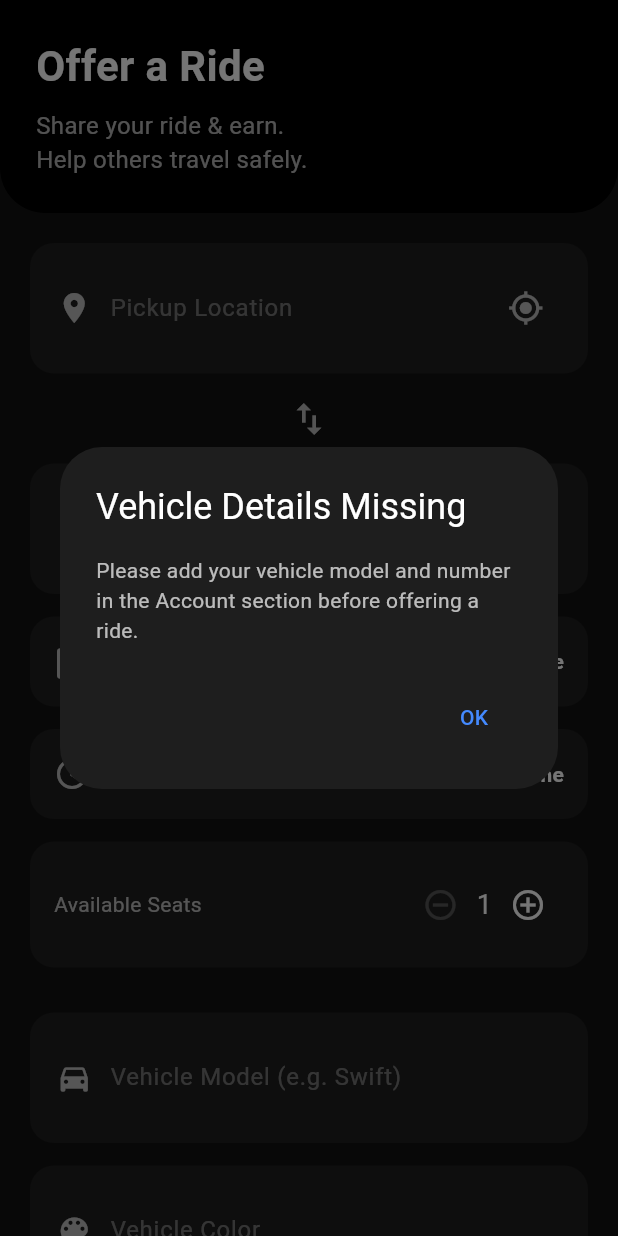
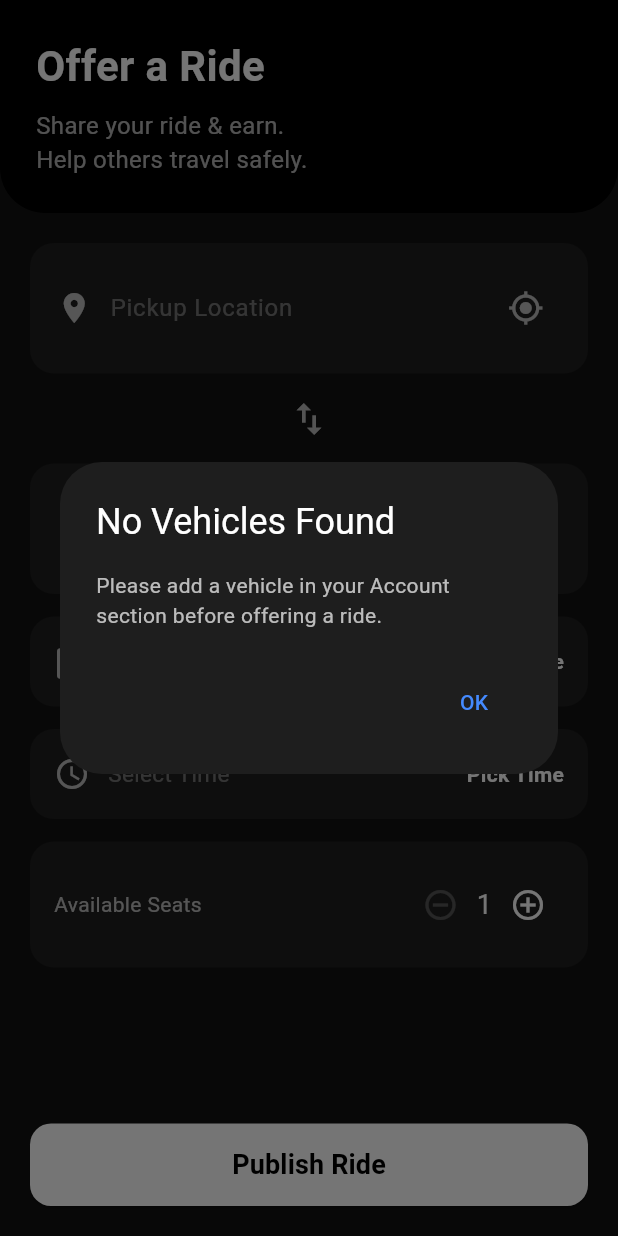
Before and after one commit to SonuVijay1/rideshare, a Flutter app: the OfferRideScreen screen opened by its route, after a tap on the "remove circle outline" icon, on a phone screen of 412 x 824 dp. Run offline on Flutter 3.47's test engine with Material 3 defaults, Android fonts, the phone set to English and light mode, and no system bars; our stand-ins replace cloud_firestore, firebase_auth, firebase_core, firebase_storage, geolocator, image_cropper and 2 more; accounts and stored records are empty; network calls fail.

Commit message:
Fix Veichle issues

```diff
--- a/lib/screens/offer/offer_ride_screen.dart
+++ b/lib/screens/offer/offer_ride_screen.dart
@@ -1,4 +1,5 @@
 import 'package:flutter/material.dart';
+import 'dart:async';
 import 'package:intl/intl.dart';
 
 import 'package:rideshareApp/services/autocomplete_service.dart';
@@ -52,6 +53,7 @@ class _OfferRideScreenState extends State<OfferRideScreen>
   // seats
   int seats = 1;
   int seatsBooked = 0;
+  int _maxSeats = 4;
 
   // coords
   double? pickupLat, pickupLng, dropLat, dropLng;
@@ -81,6 +83,10 @@ class _OfferRideScreenState extends State<OfferRideScreen>
   int? _initialSeats;
   String _selectedVehicleType = "Car";
 
+  StreamSubscription<List<Map<String, dynamic>>>? _vehicleSub;
+  List<Map<String, dynamic>> _vehicles = [];
+  String? _selectedVehicleId;
+
   final RideRepository _rideRepo = FirebaseRideRepository();
   final UserRepository _userRepo = FirebaseUserRepository();
 
@@ -108,36 +114,73 @@ class _OfferRideScreenState extends State<OfferRideScreen>
     if (widget.existingRideData != null) {
       _prefillData();
     } else {
-      _checkVehicleDetails();
+      // _checkVehicleDetails(); // Replaced by stream listener
     }
+    _setupVehicleStream();
   }
 
-  Future<void> _checkVehicleDetails() async {
+  void _setupVehicleStream() {
     final user = _userRepo.currentUser;
     if (user == null) return;
 
-    final userData = await _userRepo.getUser(user.uid);
-    if (userData == null) return;
+    _vehicleSub = _userRepo.getUserVehicles(user.uid).listen((vehicles) {
+      if (!mounted) return;
+      setState(() {
+        _vehicles = vehicles;
+      });
 
-    final vModel = userData['vehicleModel'];
-    final vNumber = userData['vehicleNumber'];
-    final vType = userData['vehicleType'] ?? "Car";
-    final vColor = userData['vehicleColor'] ?? "";
+      if (vehicles.isEmpty) {
+        _showNoVehiclesDialog();
+      } else {
+        // If creating new ride and no vehicle selected, select first
+        if (widget.existingRideData == null && _selectedVehicleId == null) {
+          _selectVehicle(vehicles.first);
+        }
+        // If editing, try to match existing vehicle number to set dropdown ID
+        if (widget.existingRideData != null && _selectedVehicleId == null) {
+          final num = widget.existingRideData!['vehicleNumber'];
+          try {
+            final match = vehicles.firstWhere((v) => v['vehicleNumber'] == num);
+            setState(() {
+              _selectedVehicleId = match['id'];
+            });
+          } catch (_) {}
+        }
+      }
+    });
+  }
 
-    if (vModel == null ||
-        vModel.toString().trim().isEmpty ||
-        vNumber == null ||
-        vNumber.toString().trim().isEmpty) {
-      if (!mounted) return;
+  void _selectVehicle(Map<String, dynamic> v) {
+    setState(() {
+      _selectedVehicleId = v['id'];
+      carModelController.text = v['vehicleModel'] ?? '';
+      carNumberController.text = v['vehicleNumber'] ?? '';
+      carColorController.text = v['vehicleColor'] ?? '';
+      _selectedVehicleType = v['vehicleType'] ?? 'Car';
+
+      _maxSeats = _calculateMaxSeats(_selectedVehicleType);
+      seats = _maxSeats;
+    });
+  }
+
+  int _calculateMaxSeats(String type) {
+    if (type == "Bike") return 1;
+    if (type == "Car") return 4;
+    if (type == "SUV") return 6;
+    if (type == "Bus") return 30;
+    return 4;
+  }
+
+  Future<void> _showNoVehiclesDialog() async {
     await showDialog(
       context: context,
       barrierDismissible: false,
       builder: (ctx) => AlertDialog(
         backgroundColor: const Color(0xFF1E1E1E),
-          title: const Text("Vehicle Details Missing",
+        title: const Text("No Vehicles Found",
             style: TextStyle(color: Colors.white)),
         content: const Text(
-            "Please add your vehicle model and number in the Account section before offering a ride.",
+          "Please add a vehicle in your Account section before offering a ride.",
           style: TextStyle(color: Colors.white70),
         ),
         actions: [
@@ -146,33 +189,11 @@ class _OfferRideScreenState extends State<OfferRideScreen>
               Navigator.pop(ctx);
               Navigator.pop(context);
             },
-              child:
-                  const Text("OK", style: TextStyle(color: Colors.blueAccent)),
+            child: const Text("OK", style: TextStyle(color: Colors.blueAccent)),
           ),
         ],
       ),
     );
-    } else {
-      if (mounted) {
-        setState(() {
-          carModelController.text = vModel;
-          carNumberController.text = vNumber;
-          carColorController.text = vColor;
-          _selectedVehicleType = vType;
-
-          // Auto-detect seats based on vehicle type
-          if (vType == "Bike") {
-            seats = 1;
-          } else if (vType == "Car") {
-            seats = 4;
-          } else if (vType == "SUV") {
-            seats = 6;
-          } else if (vType == "Bus") {
-            seats = 30;
-          }
-        });
-      }
-    }
   }
 
   void _prefillData() {
@@ -212,6 +233,7 @@ class _OfferRideScreenState extends State<OfferRideScreen>
     carNumberController.text = data['vehicleNumber'] ?? '';
     carColorController.text = data['vehicleColor'] ?? '';
     _selectedVehicleType = data['vehicleType'] ?? 'Car';
+    _maxSeats = _calculateMaxSeats(_selectedVehicleType);
 
     // Capture initial state
     _initialPickup = pickupController.text;
@@ -227,6 +249,7 @@ class _OfferRideScreenState extends State<OfferRideScreen>
 
   @override
   void dispose() {
+    _vehicleSub?.cancel();
     _shakeController.dispose();
     _swapController.dispose();
     pickupFocus.dispose();
@@ -676,15 +699,53 @@ class _OfferRideScreenState extends State<OfferRideScreen>
                             color: Colors.white70, fontSize: 13),
                       ),
                     const SizedBox(height: 20),
-                    _input("Vehicle Model (e.g. Swift)", Icons.directions_car,
-                        carModelController),
+                    if (_vehicles.isNotEmpty) ...[
+                      Container(
+                        padding: const EdgeInsets.symmetric(horizontal: 16),
+                        decoration: BoxDecoration(
+                          color: const Color(0xFF1E1E1E),
+                          borderRadius: BorderRadius.circular(16),
+                        ),
+                        child: DropdownButtonHideUnderline(
+                          child: DropdownButton<String>(
+                            value: (_selectedVehicleId != null &&
+                                    _vehicles.any(
+                                        (v) => v['id'] == _selectedVehicleId))
+                                ? _selectedVehicleId
+                                : null,
+                            hint: const Text("Select Vehicle",
+                                style: TextStyle(color: Colors.white54)),
+                            dropdownColor: const Color(0xFF1E1E1E),
+                            isExpanded: true,
+                            icon: const Icon(Icons.keyboard_arrow_down,
+                                color: Colors.white70),
+                            style: const TextStyle(color: Colors.white),
+                            items: _vehicles.map((v) {
+                              return DropdownMenuItem<String>(
+                                value: v['id'],
+                                child: Text(
+                                    "${v['vehicleModel']} (${v['vehicleNumber']})"),
+                              );
+                            }).toList(),
+                            onChanged: (val) {
+                              if (val == null) return;
+                              final v =
+                                  _vehicles.firstWhere((e) => e['id'] == val);
+                              _selectVehicle(v);
+                            },
+                          ),
+                        ),
+                      ),
                       const SizedBox(height: 15),
-                    _input(
-                        "Vehicle Color", Icons.color_lens, carColorController),
-                    const SizedBox(height: 15),
-                    _input("Vehicle Number (Optional)",
-                        Icons.confirmation_number, carNumberController),
-                    const SizedBox(height: 30),
+                    ],
+                  ],
+                ),
+              ),
+            ),
+            Padding(
+              padding: const EdgeInsets.all(20),
+              child: Column(
+                children: [
                   SizedBox(
                     width: double.infinity,
                     height: 55,
@@ -702,8 +763,7 @@ class _OfferRideScreenState extends State<OfferRideScreen>
                             borderRadius: BorderRadius.circular(14)),
                       ),
                       child: isPublishing
-                            ? const CircularProgressIndicator(
-                                color: Colors.black)
+                          ? const CircularProgressIndicator(color: Colors.black)
                           : Text(
                               widget.rideId != null
                                   ? "Update Ride"
@@ -731,7 +791,6 @@ class _OfferRideScreenState extends State<OfferRideScreen>
                     ),
                   ],
                 ],
-                ),
               ),
             ),
           ],
@@ -1005,8 +1064,10 @@ class _OfferRideScreenState extends State<OfferRideScreen>
               Text("$seats",
                   style: const TextStyle(color: Colors.white, fontSize: 18)),
               IconButton(
-                icon: const Icon(Icons.add_circle_outline, color: Colors.white),
-                onPressed: () => setState(() => seats++),
+                icon: Icon(Icons.add_circle_outline,
+                    color: seats < _maxSeats ? Colors.white : Colors.white24),
+                onPressed:
+                    seats < _maxSeats ? () => setState(() => seats++) : null,
               ),
             ],
           ),
```
Also changed, not shown: lib/screens/profile/vehicle_profile_screen.dart (+38 -27 lines). Lines whose indentation alone changed are shown as unchanged.
